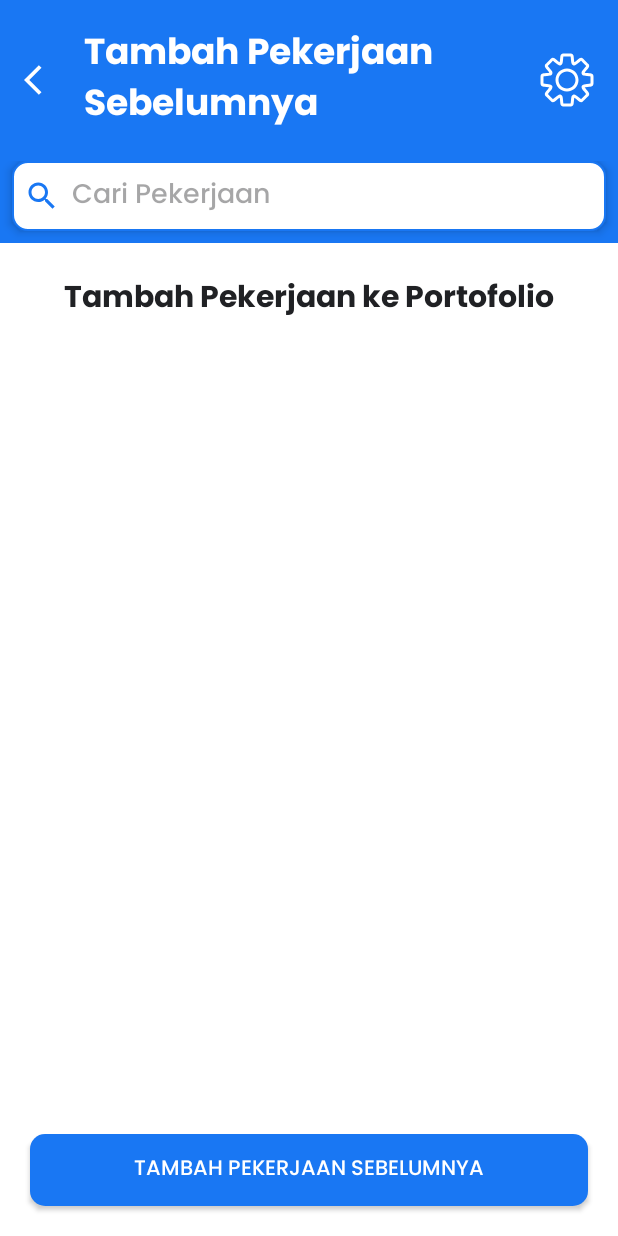
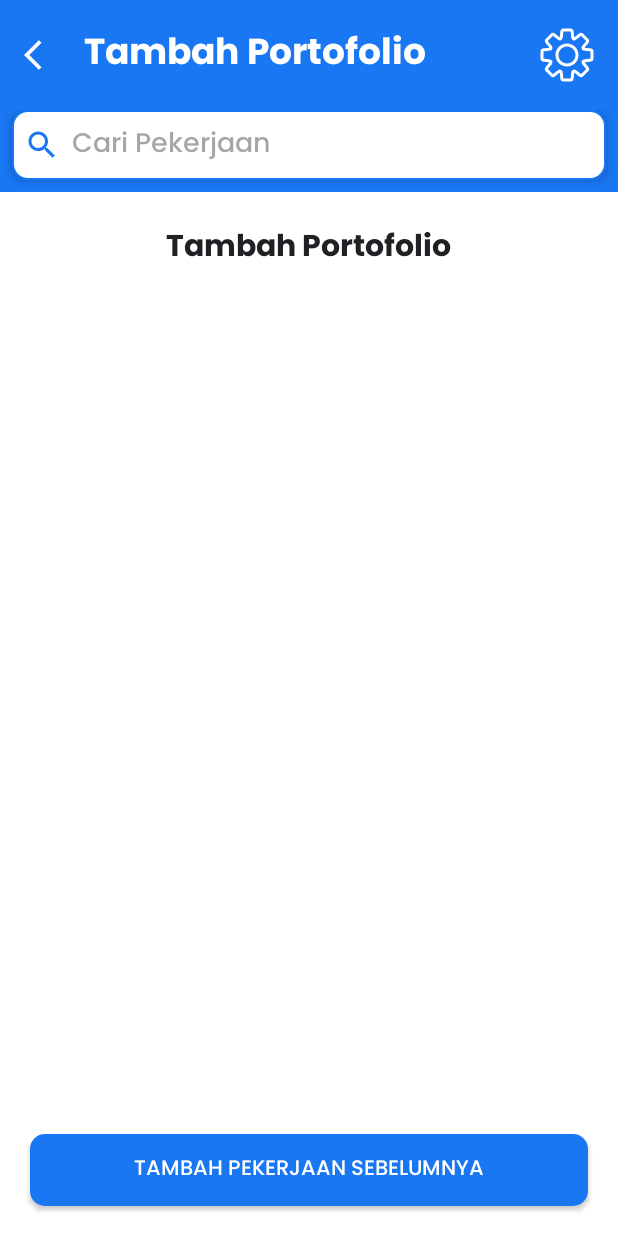
Before and after one commit to ValenciusR/Loker.In, an Android app: the PekerjaAddWorkExperienceActivity screen opened directly, with no data from a screen before it, on a phone screen of 412 x 824 dp. Run offline under Robolectric (Android 15) with nearby library versions, the phone set to English and light mode, and no system bars; our stand-ins replace Firebase (no records; nobody signed in at launch, a user with empty details on screens opened directly); 1 statement that could not run was skipped.

Commit message:
fix (): penamaan paging

```diff
--- a/app/src/main/java/com/example/lokerin/PekerjaAddWorkExperienceActivity.java
+++ b/app/src/main/java/com/example/lokerin/PekerjaAddWorkExperienceActivity.java
@@ -69,7 +69,8 @@ public class PekerjaAddWorkExperienceActivity extends AppCompatActivity {
                 finish();
             }
         });
-        tvPageTitle.setText("Tambah Pekerjaan Sebelumnya");
+
+        tvPageTitle.setText("Tambah Portofolio");
         ivProfilePicture.setImageResource(R.drawable.settings_icon);
 
         FirebaseUser firebaseUser = FirebaseAuth.getInstance().getCurrentUser();
--- a/app/src/main/java/com/example/lokerin/PekerjaModifyWorkExperienceActivity.java
+++ b/app/src/main/java/com/example/lokerin/PekerjaModifyWorkExperienceActivity.java
@@ -129,6 +129,7 @@ public class PekerjaModifyWorkExperienceActivity extends AppCompatActivity {
                 }
             }
         }
+
         btnBack.setOnClickListener(new View.OnClickListener() {
             @Override
             public void onClick(View v) {
@@ -143,7 +144,6 @@ public class PekerjaModifyWorkExperienceActivity extends AppCompatActivity {
                 finish();
             }
         });
-        tvPageTitle.setText("Tambah Pekerjaan Sebelumnya");
         ivProfilePicture.setImageResource(R.drawable.settings_icon);
 
         etJob = findViewById(R.id.et_job_modifyWorkExperiencePage);
@@ -252,7 +252,9 @@ public class PekerjaModifyWorkExperienceActivity extends AppCompatActivity {
             }
         });
 
+        tvPageTitle.setText("Tambah Portofolio");
         if(dataPortofolio != null){
+            tvPageTitle.setText("Update Portofolio");
             etJob.setText(dataPortofolio.getTitle());
             String targetValue = dataPortofolio.getLocation(); // The string you want to select in the Spinner
 
--- a/app/src/main/res/layout/layout_work_experience.xml
+++ b/app/src/main/res/layout/layout_work_experience.xml
@@ -54,7 +54,7 @@
                 android:layout_width="wrap_content"
                 android:layout_height="wrap_content"
                 android:layout_gravity="center_horizontal"
-                android:text="Tambah Pekerjaan ke Portofolio"
+                android:text="Tambah Portofolio"
                 android:layout_marginVertical="20sp"
                 android:textColor="@color/black"
                 android:fontFamily="@font/poppins_bold"
```
